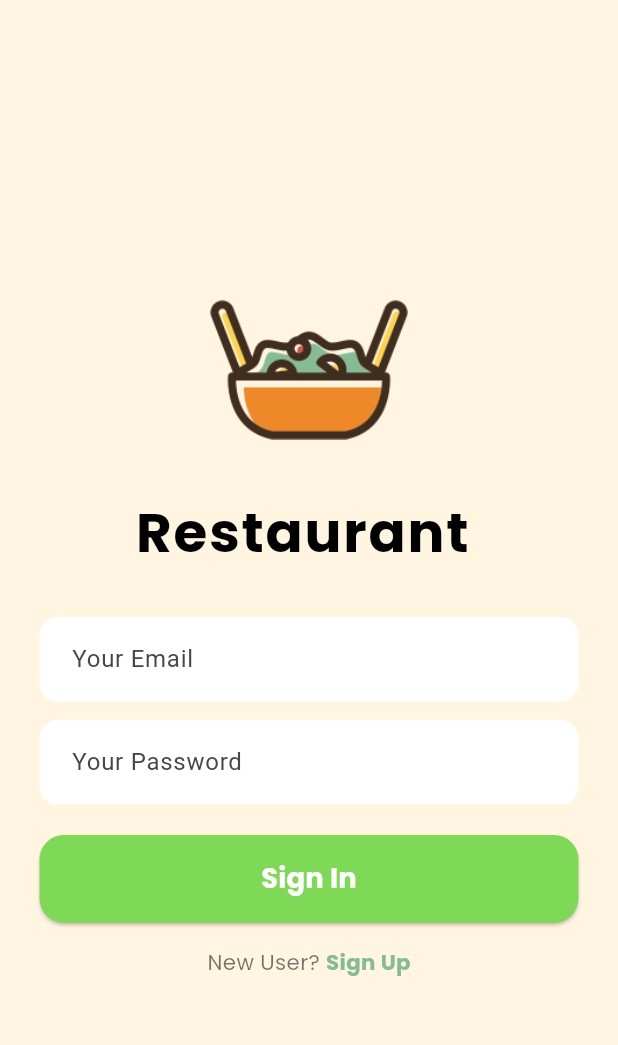
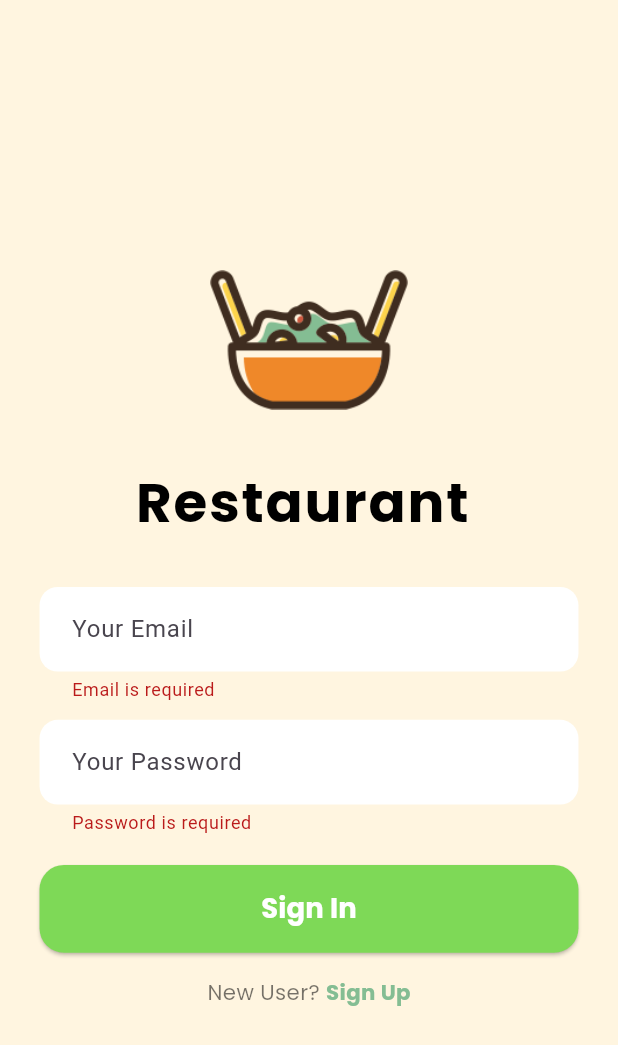
Before and after one commit to kareemtoson12/Basic-Restaurant-Mobile-App, a Flutter app: the LoginScreen screen opened by its route, after a tap on "Sign In", on a phone screen of 412 x 824 dp. Shown: the top 1045 px of the screen. Run offline on Flutter 3.47's test engine with Material 3 defaults, Android fonts, the phone set to English and light mode, and no system bars; our stand-ins replace animate_do, dots_indicator, equatable, firebase_auth, firebase_core, flutter_bloc and 2 more; accounts and stored records are empty.

Commit message:
project  done

```diff
--- a/lib/presentation/auth/login/login_screen.dart
+++ b/lib/presentation/auth/login/login_screen.dart
@@ -17,6 +17,7 @@ class LoginScreen extends StatefulWidget {
 }
 
 class _LoginScreenState extends State<LoginScreen> {
+  final _formKey = GlobalKey<FormState>(); // New: Form key
   final _emailController = TextEditingController();
   final _passwordController = TextEditingController();
 
@@ -28,9 +29,9 @@ class _LoginScreenState extends State<LoginScreen> {
   }
 
   void _login(BuildContext context) {
+    if (_formKey.currentState!.validate()) {
       final email = _emailController.text.trim();
       final password = _passwordController.text.trim();
-    if (email.isNotEmpty && password.isNotEmpty) {
       context.read<AuthCubit>().login(email, password);
     }
   }
@@ -42,21 +43,16 @@ class _LoginScreenState extends State<LoginScreen> {
       child: BlocConsumer<AuthCubit, AuthState>(
         listener: (context, state) {
           if (state is AuthSuccess) {
-            // Show welcome message with user name in green SnackBar
             ScaffoldMessenger.of(context).showSnackBar(
               SnackBar(
-                content: Text(
-                  ' Welcome back! You have logged in successfully!',
-                ),
+                content: Text('Welcome back! You have logged in successfully!'),
                 backgroundColor: Colors.green,
               ),
             );
-            // Navigate to home or dashboard after a short delay
             Future.delayed(const Duration(milliseconds: 500), () {
               Navigator.pushReplacementNamed(context, AppRoutes.home);
             });
           } else if (state is AuthFailure) {
-            // Show error message in red SnackBar
             ScaffoldMessenger.of(context).showSnackBar(
               const SnackBar(
                 content: Text(
@@ -75,11 +71,13 @@ class _LoginScreenState extends State<LoginScreen> {
                 child: SingleChildScrollView(
                   child: Padding(
                     padding: EdgeInsets.symmetric(horizontal: 24.w),
+                    child: Form(
+                      // NEW: Wrap with Form
+                      key: _formKey,
                       child: Column(
                         mainAxisAlignment: MainAxisAlignment.center,
                         children: [
                           SizedBox(height: 32.h),
-                        // Logo
                           Hero(
                             tag: 'logo-hero',
                             child: Image.asset(
@@ -89,7 +87,6 @@ class _LoginScreenState extends State<LoginScreen> {
                             ),
                           ),
                           SizedBox(height: 16.h),
-                        // Foochi Text
                           Text(
                             'Restaurant ',
                             style: AppTypography.kBold36.copyWith(
@@ -98,22 +95,44 @@ class _LoginScreenState extends State<LoginScreen> {
                             ),
                           ),
                           SizedBox(height: 30.h),
-                        // Email Field
-                        TextField(
+
+                          /// Email Field
+                          TextFormField(
                             controller: _emailController,
                             decoration: AppInputStyles.loginField('Your Email'),
+                            validator: (value) {
+                              if (value == null || value.isEmpty) {
+                                return 'Email is required';
+                              }
+                              final emailRegex = RegExp(r'^[^@]+@[^@]+\.[^@]+');
+                              if (!emailRegex.hasMatch(value)) {
+                                return 'Enter a valid email';
+                              }
+                              return null;
+                            },
                           ),
                           SizedBox(height: 12.h),
-                        // Password Field
-                        TextField(
+
+                          /// Password Field
+                          TextFormField(
                             controller: _passwordController,
                             obscureText: true,
                             decoration: AppInputStyles.loginField(
                               'Your Password',
                             ),
+                            validator: (value) {
+                              if (value == null || value.isEmpty) {
+                                return 'Password is required';
+                              }
+                              if (value.length < 6) {
+                                return 'Password must be at least 6 characters';
+                              }
+                              return null;
+                            },
                           ),
                           SizedBox(height: 20.h),
-                        // Sign In Button
+
+                          /// Sign In Button
                           SizedBox(
                             width: double.infinity,
                             child: ElevatedButton(
@@ -122,7 +141,7 @@ class _LoginScreenState extends State<LoginScreen> {
                                   ? null
                                   : () => _login(context),
                               child: state is AuthLoading
-                                ? SizedBox(
+                                  ? const SizedBox(
                                       width: 24,
                                       height: 24,
                                       child: CircularProgressIndicator(
@@ -139,7 +158,8 @@ class _LoginScreenState extends State<LoginScreen> {
                             ),
                           ),
                           SizedBox(height: 16.h),
-                        // Sign Up
+
+                          /// Sign Up
                           Row(
                             mainAxisAlignment: MainAxisAlignment.center,
                             children: [
@@ -151,7 +171,10 @@ class _LoginScreenState extends State<LoginScreen> {
                               ),
                               GestureDetector(
                                 onTap: () {
-                                Navigator.pushNamed(context, AppRoutes.signup);
+                                  Navigator.pushNamed(
+                                    context,
+                                    AppRoutes.signup,
+                                  );
                                 },
                                 child: Text(
                                   'Sign Up',
@@ -169,6 +192,7 @@ class _LoginScreenState extends State<LoginScreen> {
                   ),
                 ),
               ),
+            ),
           );
         },
       ),
```
Also changed, not shown: lib/presentation/auth/signup/signup_screen.dart (+34 -0 lines). Lines whose indentation alone changed are shown as unchanged.
